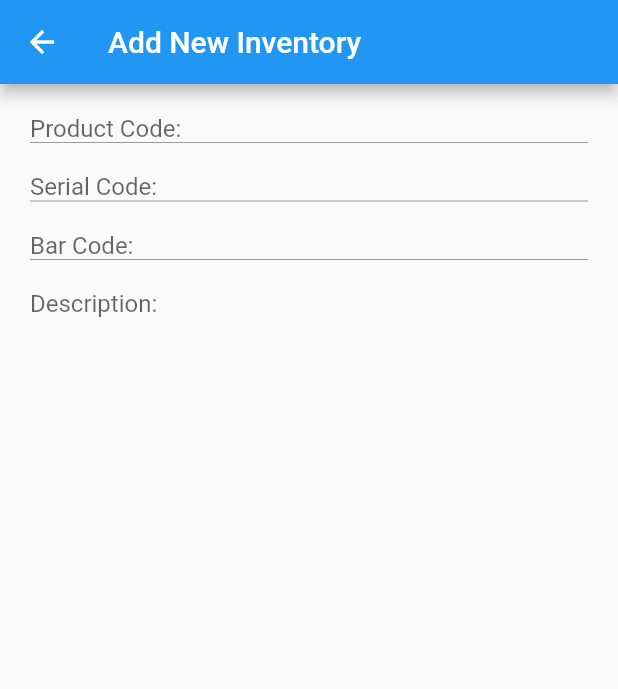
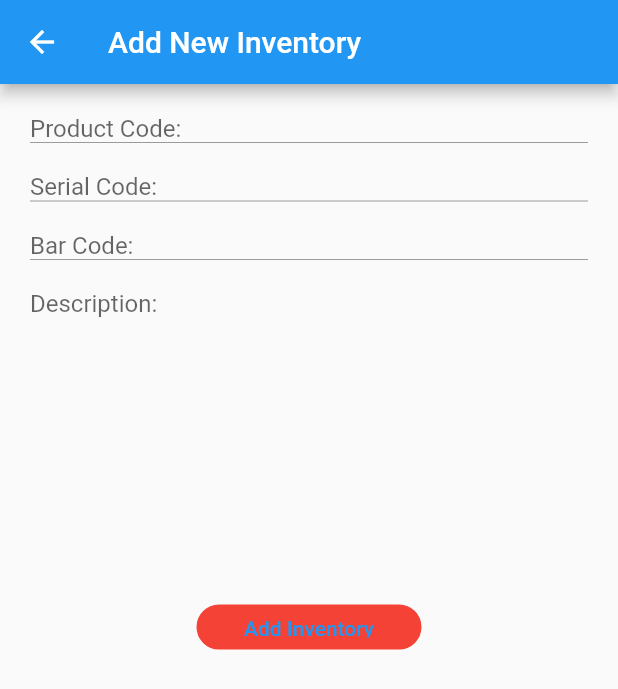
Before and after one commit to aarontong/raymondWork, a Flutter app: the addNewInventoryWidget screen opened by its route, on a phone screen of 412 x 824 dp. Shown: the top 689 px of the screen. Run offline on Flutter 3.47's test engine with Material 2 defaults, Android fonts, the phone set to English and light mode, and no system bars; our stand-ins replace cached_network_image, firebase_core, firebase_database, firebase_storage, image_picker; missing offline and left inert: flutter_barcode_scanner; accounts and stored records are empty.

Commit message:
added ability to save inventory info

```diff
--- /dev/null
+++ b/private_project/lib/action/inventoryModule.dart
@@ -0,0 +1,24 @@
+import 'package:firebase_database/firebase_database.dart';
+
+import '../model/inventory.dart';
+
+class inventoryModule {
+  static final inventoryModule _inventoryModule = inventoryModule.internal();
+
+  factory inventoryModule() {
+    return _inventoryModule;
+  }
+  inventoryModule.internal();
+
+  static Future<void> addNewInventory(
+      Inventory inventory, String barCode) async {
+    DatabaseReference ref = FirebaseDatabase.instance.ref("Inventory");
+    ref = ref.child(barCode);
+    await ref.set({
+      "productCode": inventory.productCode,
+      "serialCode": inventory.serialCode,
+      "barCode": inventory.barCode,
+      "description": inventory.description,
+    });
+  }
+}
--- a/private_project/lib/model/product.dart
+++ b/private_project/lib/model/inventory.dart
@@ -1,14 +1,16 @@
 import 'package:flutter/cupertino.dart';
 
-class Product {
+class Inventory {
   late String serialCode;
   late String barCode;
   late String productCode;
+  late String description;
 
-  Product({
+  Inventory({
     Key? key,
     required this.serialCode,
     required this.barCode,
     required this.productCode,
+    required this.description,
   });
 }
--- /dev/null
+++ b/private_project/lib/widgets/inventory/insertField/addInventoryButton.dart
@@ -0,0 +1,31 @@
+import 'package:flutter/material.dart';
+import 'package:flutter/widgets.dart';
+
+class addInventoryButton extends StatelessWidget {
+  final Function pressedButton;
+  const addInventoryButton({Key? key, required this.pressedButton})
+      : super(key: key);
+
+  @override
+  Widget build(Object context) {
+    // TODO: implement build
+    return SizedBox(
+      width: 150.0,
+      height: 30.0,
+      child: DecoratedBox(
+        decoration: BoxDecoration(
+            border: Border.all(
+              color: Colors.red,
+              width: 5,
+            ),
+            borderRadius: BorderRadius.all(Radius.circular(20)),
+            color: Colors.red),
+        child: TextButton(
+            onPressed: () {
+              pressedButton();
+            },
+            child: Text("Add Inventory")),
+      ),
+    );
+  }
+}
--- a/private_project/lib/widgets/inventory/insertField/barCodeField.dart
+++ b/private_project/lib/widgets/inventory/insertField/barCodeField.dart
@@ -4,10 +4,10 @@ import 'package:flutter_barcode_scanner/flutter_barcode_scanner.dart';
 
 class barCodeField extends StatefulWidget {
   @override
-  State<StatefulWidget> createState() => productCodeFieldState();
+  State<StatefulWidget> createState() => barCodeFieldState();
 }
 
-class productCodeFieldState extends State<barCodeField> {
+class barCodeFieldState extends State<barCodeField> {
   String barCodeString = "";
   static TextEditingController barCodeFieldController = TextEditingController();
   @override
--- a/private_project/lib/widgets/inventory/insertField/serialCodeField.dart
+++ b/private_project/lib/widgets/inventory/insertField/serialCodeField.dart
@@ -6,12 +6,13 @@ class serialCodeField extends StatefulWidget {
 }
 
 class serialCodeFieldState extends State<serialCodeField> {
-  static TextEditingController barCodeFieldController = TextEditingController();
+  static TextEditingController serialCodeFieldController =
+      TextEditingController();
   @override
   Widget build(BuildContext context) {
     // TODO: implement build
     return TextFormField(
-      controller: barCodeFieldController,
+      controller: serialCodeFieldController,
       decoration: new InputDecoration.collapsed(
           hintText: "Serial Code:", border: UnderlineInputBorder()),
     );
```
Also changed, not shown: private_project/lib/widgets/inventory/addNewInventory.dart (+50 -0 lines).
